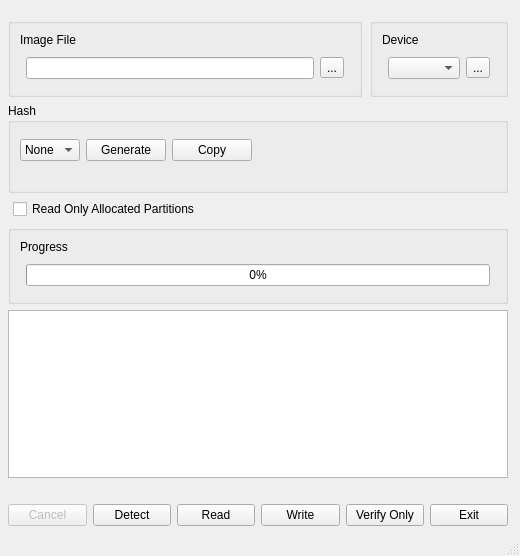
This is src/mainwindow.ui in oznotes/win32diskimagerbeyond as Qt 5 draws it before an edit. The edited form follows.
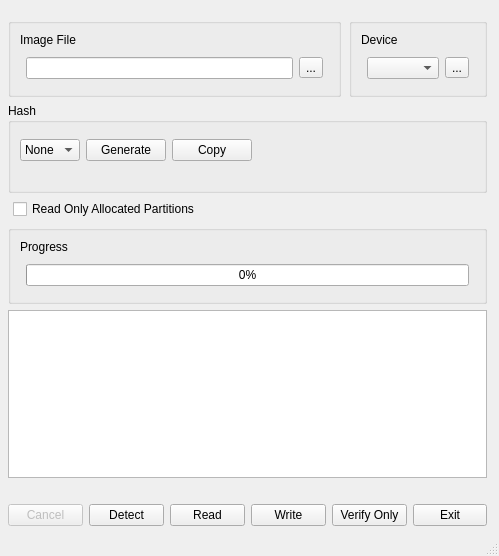
This is the edited form. Icons and pictures are not drawn. Custom widgets are drawn as their Qt base class.

Commit message:
Add window geometry persistence and screen fitting
The main window now saves and restores its geometry between sessions. On first launch, the window is resized and centered to fit within 90% of the available screen area. Also updated minimum window size in the UI and improved high DPI support in main.cpp. Added a GitHub Actions workflow for building on Windows.

What changed in the file:
```diff
--- a/src/mainwindow.ui
+++ b/src/mainwindow.ui
@@ -18,8 +18,8 @@
   </property>
   <property name="minimumSize">
    <size>
-    <width>520</width>
-    <height>400</height>
+    <width>350</width>
+    <height>300</height>
    </size>
   </property>
   <property name="acceptDrops">
```
The commit also changes 4 other files.
